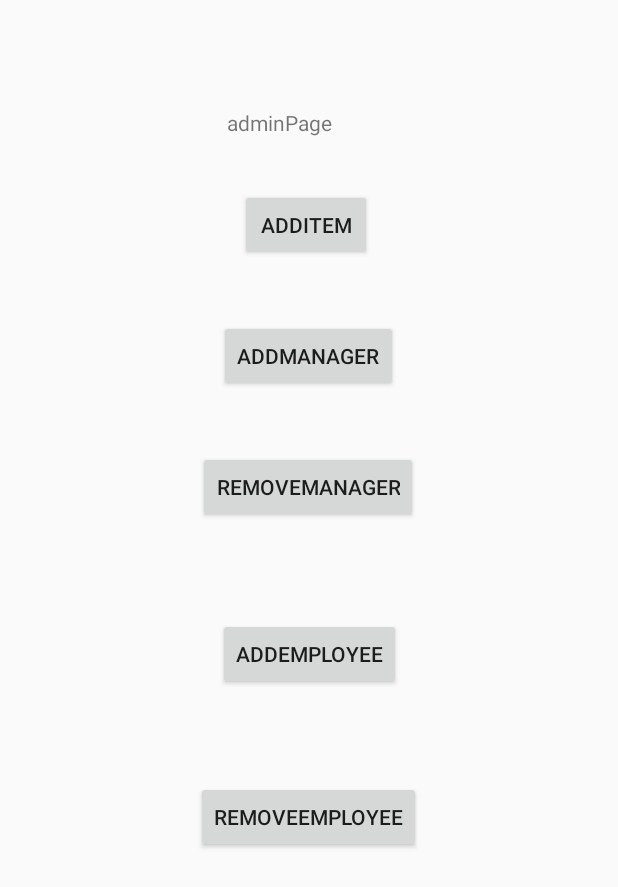
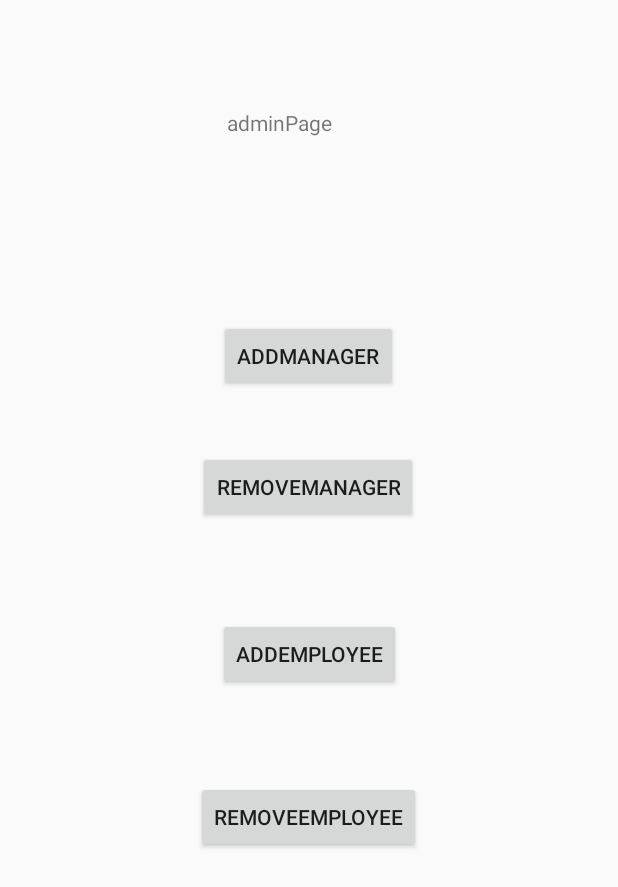
Before and after one commit to tammapon/warehouse, an Android app: the page_admin screen opened directly, with no data from a screen before it, on a phone screen of 412 x 824 dp. Shown: the top 887 px of the screen. Run offline under Robolectric (Android 15) with nearby library versions, the phone set to English and light mode, and no system bars.

Commit message:
Revert "patch 1.0.3.0"
This reverts commit 02a09982d52fbe926b73479fce35e7ebf0c42c8f.

```diff
--- a/app/src/main/AndroidManifest.xml
+++ b/app/src/main/AndroidManifest.xml
@@ -9,8 +9,7 @@
         android:roundIcon="@mipmap/ic_launcher_round"
         android:supportsRtl="true"
         android:theme="@style/AppTheme">
-        <activity android:name=".additem"></activity>
-        <activity android:name=".Mainactivity_start" />
+        <activity android:name=".Mainactivity_start"></activity>
         <activity android:name=".page_levelSelect" />
         <activity android:name=".page_register" />
         <activity android:name=".page_employee" />
--- a/app/src/main/java/com/example/test4/MainActivity.java
+++ b/app/src/main/java/com/example/test4/MainActivity.java
@@ -21,6 +21,7 @@ public class MainActivity extends AppCompatActivity {
 
     public DatabaseReference myRef;
     private TextView mFirebaseTextView;
+
     @Override
     protected void onCreate(Bundle savedInstanceState) {
         super.onCreate(savedInstanceState);
--- a/app/src/main/java/com/example/test4/page_admin.java
+++ b/app/src/main/java/com/example/test4/page_admin.java
@@ -2,19 +2,18 @@ package com.example.test4;
 
 import androidx.appcompat.app.AppCompatActivity;
 
-import android.content.Intent;
 import android.os.Bundle;
 import android.view.View;
 import android.widget.Button;
 
 public class page_admin extends AppCompatActivity {
     Button btn_add_man,btn_remove_man,btn_add_em,btn_remove_em;
-    Button btn_add_item;
+
     @Override
     protected void onCreate(Bundle savedInstanceState) {
         super.onCreate(savedInstanceState);
         setContentView(R.layout.activity_page_admin);
-        btn_add_item = (Button)findViewById(R.id.btn_add_item);
+
         btn_add_em=(Button)findViewById(R.id.btn_addEmployee);
         btn_remove_em=(Button)findViewById(R.id.btn_removeEmployee);
         btn_add_man=(Button)findViewById(R.id.btn_addManager);
@@ -26,12 +25,6 @@ public class page_admin extends AppCompatActivity {
 
             }
         });
-        btn_add_item.setOnClickListener(new View.OnClickListener() {
-            @Override
-            public void onClick(View v) {
-                Intent AddItemPage = new Intent(page_admin.this,additem.class);
-                startActivity(AddItemPage);
-            }
-        });
+
     }
 }
--- a/app/src/main/res/layout/activity_page_admin.xml
+++ b/app/src/main/res/layout/activity_page_admin.xml
@@ -64,16 +64,4 @@
         app:layout_constraintStart_toStartOf="parent"
         app:layout_constraintTop_toBottomOf="@+id/btn_addEmployee"
         app:layout_constraintVertical_bias="0.191" />
-
-    <Button
-        android:id="@+id/btn_add_item"
-        style="@style/Widget.AppCompat.Button"
-        android:layout_width="0dp"
-        android:layout_height="wrap_content"
-        android:layout_marginStart="160dp"
-        android:layout_marginTop="28dp"
-        android:text="ADDITEM"
-        android:visibility="visible"
-        app:layout_constraintStart_toStartOf="parent"
-        app:layout_constraintTop_toBottomOf="@+id/textView" />
 </androidx.constraintlayout.widget.ConstraintLayout>
--- a/app/src/main/res/values/strings.xml
+++ b/app/src/main/res/values/strings.xml
@@ -22,5 +22,4 @@
     <string name="menu_tools">Tools</string>
     <string name="menu_share">Share</string>
     <string name="menu_send">Send</string>
-    <string name="title_activity_add_item">add_item</string>
 </resources>
```
Also changed, not shown: app/src/main/java/com/example/test4/additem.java (deleted, +0 -14 lines), app/src/main/res/layout/activity_additem.xml (deleted, +0 -74 lines), app/src/main/res/layout/activity_main.xml (added, +31 -0 lines).
